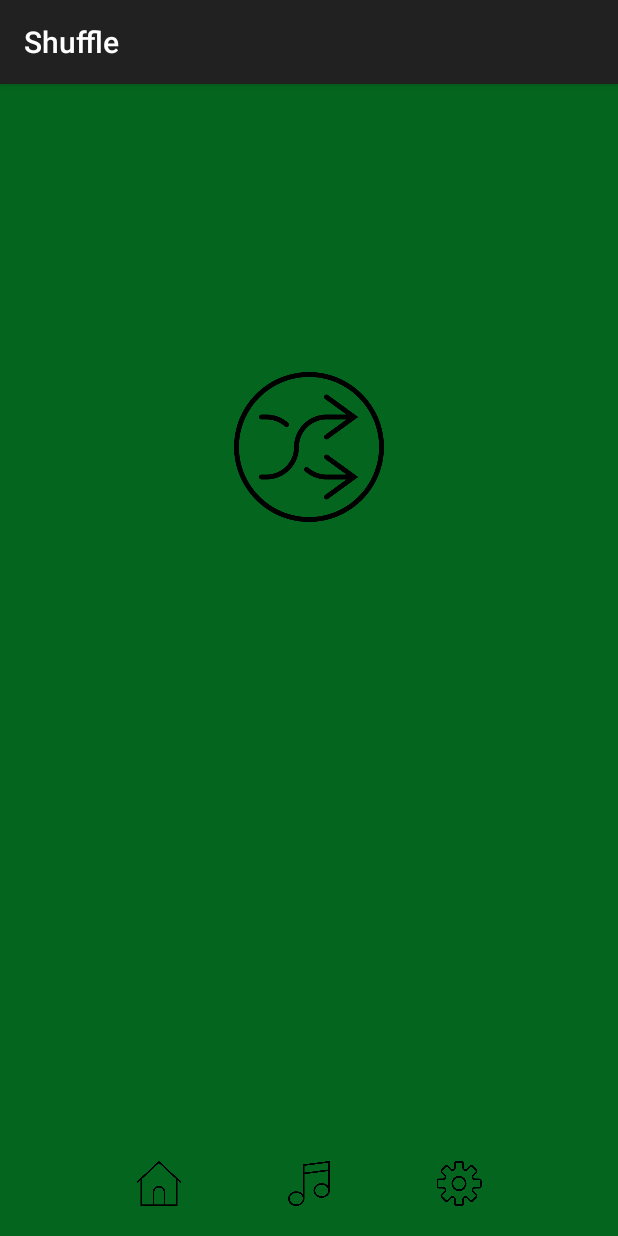
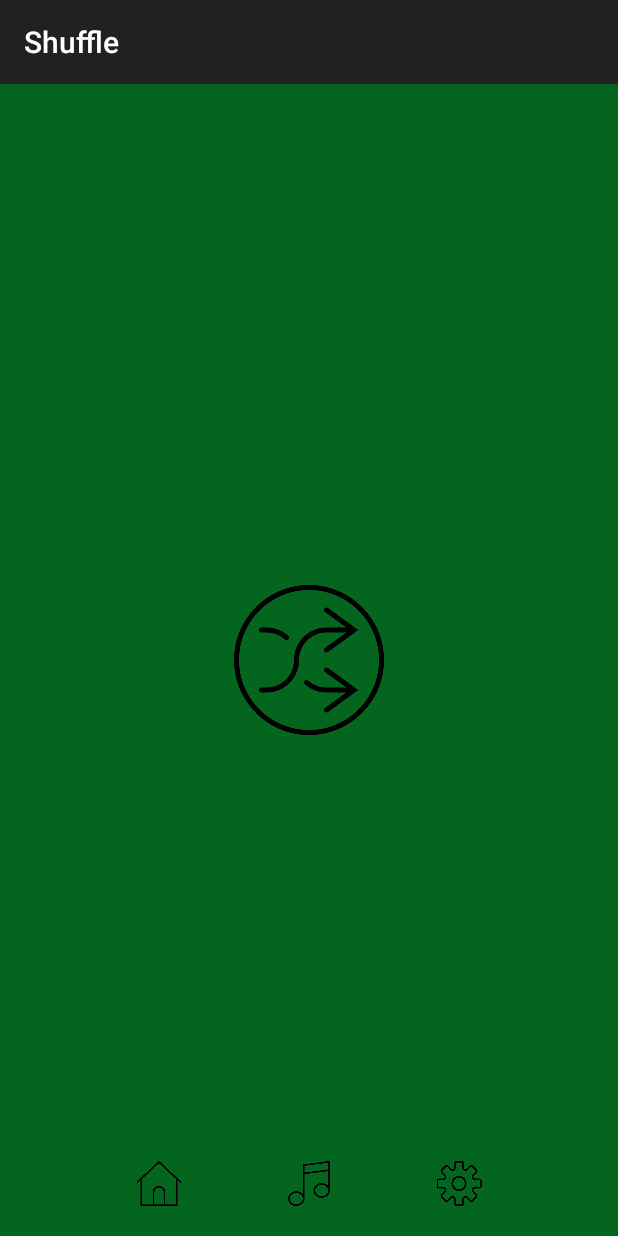
Before and after one commit to dmsb/Shuffle, an Android app: the screen it shows after launch (MainActivity), on a phone screen of 412 x 824 dp. Run offline under Robolectric (Android 15) with nearby library versions, the phone set to English and light mode, and no system bars; our stand-ins replace AdMob; libraries missing offline, so code that uses them is left out: com.spotify.android, com.spotify.protocol.

Commit message:
Ajustando layout telas

```diff
--- a/app/src/main/res/layout/activity_main.xml
+++ b/app/src/main/res/layout/activity_main.xml
@@ -6,18 +6,30 @@
     xmlns:android="http://schemas.android.com/apk/res/android"
     android:orientation="vertical">
 
+    <LinearLayout
+        android:layout_width="match_parent"
+        android:layout_height="match_parent"
+        android:orientation="vertical"
+        android:layout_gravity="top"
+        android:layout_weight="1">
         <com.google.android.gms.ads.AdView
             xmlns:ads="http://schemas.android.com/apk/res-auto"
             android:id="@+id/adView"
             android:layout_width="match_parent"
             android:layout_height="wrap_content"
-        android:layout_centerHorizontal="true"
-        android:layout_alignParentBottom="true"
             ads:adSize="BANNER"
             ads:adUnitId="ca-app-pub-3940256099942544/6300978111">
             <!-- ads:adUnitId="ca-app-pub-8820391228754337~8248885609"> -->
         </com.google.android.gms.ads.AdView>
+    </LinearLayout>
 
+    <LinearLayout
+        android:layout_width="match_parent"
+        android:layout_height="match_parent"
+        android:layout_gravity="center"
+        android:orientation="vertical"
+        android:gravity="center"
+        android:layout_weight="1">
         <ImageButton
                 android:id="@+id/play_button"
                 android:layout_width="match_parent"
@@ -26,17 +38,18 @@
                 android:adjustViewBounds="true"
                 android:maxWidth="100dp"
                 android:maxHeight="100dp"
-        android:layout_marginTop="@android:dimen/thumbnail_height"
                 android:scaleType="fitCenter"
-        android:background="?attr/selectableItemBackgroundBorderless"
-        />
+                android:background="?attr/selectableItemBackgroundBorderless"/>
+    </LinearLayout>
+
 
     <LinearLayout
         android:layout_width="match_parent"
         android:layout_height="match_parent"
         android:layout_gravity="center"
         android:orientation="horizontal"
-        android:gravity="center">
+        android:gravity="center"
+        android:layout_weight="1">
         <ImageButton
             android:id="@+id/menu_button"
             android:src="@drawable/home"
@@ -48,10 +61,7 @@
             android:adjustViewBounds="true"
             android:maxWidth="30dp"
             android:maxHeight="30dp"
-            android:layout_marginTop="@android:dimen/thumbnail_height"
-            android:scaleType="fitCenter"
-
-            />
+            android:scaleType="fitCenter"/>
         <ImageButton
             android:id="@+id/search_button"
             android:src="@drawable/music"
@@ -63,7 +73,6 @@
             android:adjustViewBounds="true"
             android:maxWidth="30dp"
             android:maxHeight="30dp"
-            android:layout_marginTop="@android:dimen/thumbnail_height"
             android:scaleType="fitCenter"/>
         <ImageButton
             android:id="@+id/settings_button"
@@ -76,7 +85,6 @@
             android:adjustViewBounds="true"
             android:maxWidth="30dp"
             android:maxHeight="30dp"
-            android:layout_marginTop="@android:dimen/thumbnail_height"
             android:scaleType="fitCenter"/>
     </LinearLayout>
 
--- a/app/src/main/res/layout/activity_settings.xml
+++ b/app/src/main/res/layout/activity_settings.xml
@@ -24,7 +24,7 @@
         <TextView
             android:layout_width="wrap_content"
             android:layout_height="wrap_content"
-            android:text="Lorem Ipsum is simply dummy text of the printing and typesetting industry. Lorem Ipsum has been the industry's standard dummy text ever since the 1500s, when an unknown printer took a galley of type and scrambled it to make a type specimen book. "
+            android:text="Lorem Ipsum is simply dummy text of the printing and typesetting industry. Lorem Ipsum has been the industry's standard dummy text ever since the 1500s."
             android:textColor="#fff"
             android:textSize="20dp"
             android:textAlignment="center"
```
Lines whose indentation alone changed are shown as unchanged.
